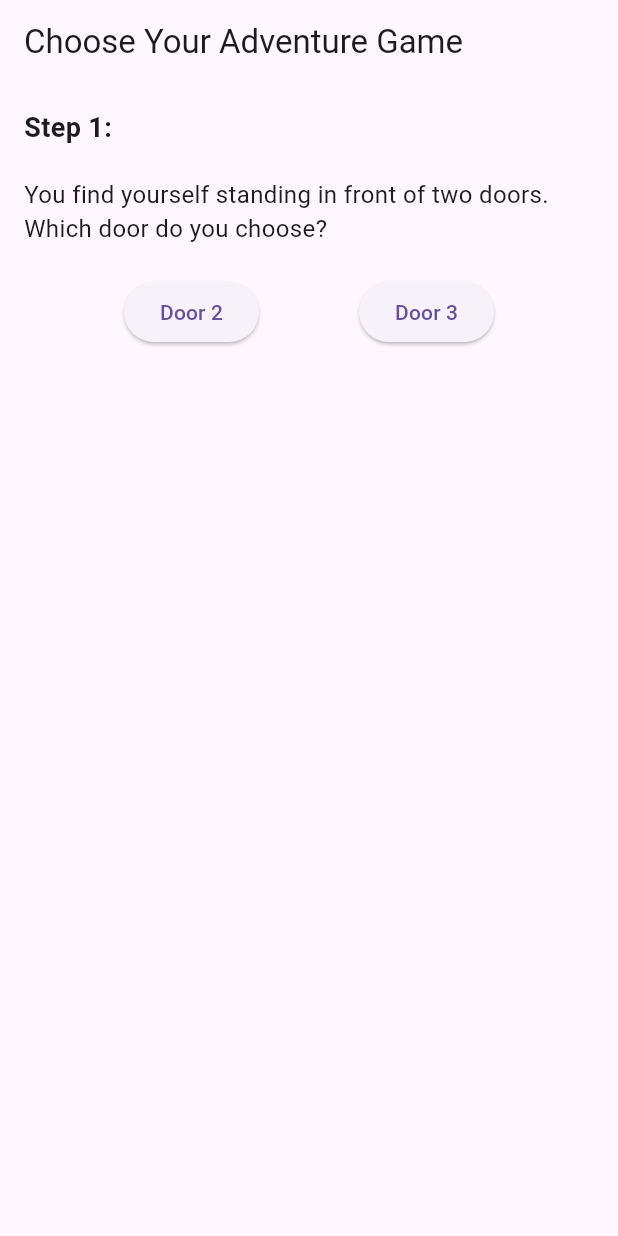
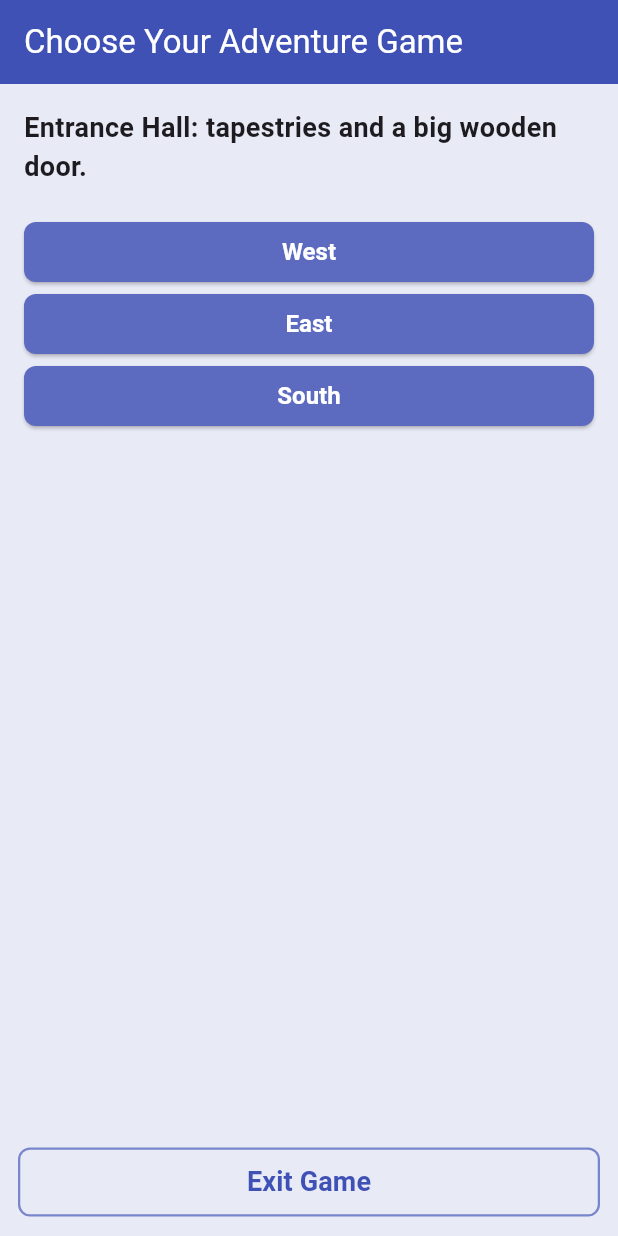
Before and after one commit to EmmaBlueJeans/Adventure-Game, a Flutter app: the screen it shows after launch, on a phone screen of 412 x 824 dp. Run offline on Flutter 3.47's test engine with Material 3 defaults, Android fonts, the phone set to English and light mode, and no system bars.

Commit message:
Initial commit - Adventure Game project

```diff
--- a/lib/main.dart
+++ b/lib/main.dart
@@ -1,4 +1,5 @@
 import 'package:flutter/material.dart';
+import 'package:flutter/services.dart';
 
 void main() => runApp(MaterialApp(
   title: 'Choose Your Adventure Game',
@@ -11,61 +12,126 @@ class AdventureGame extends StatefulWidget {
 }
 
 class _AdventureGameState extends State<AdventureGame> {
-  int _currentStep = 1;
+  int _currentRoom = 1;
 
-  void _selectOption(int option) {
+
+
+  void _moveTo(int nextRoom) {
     setState(() {
-      _currentStep = option;
+      _currentRoom = nextRoom;
     });
   }
 
   @override
   Widget build(BuildContext context) {
+    String roomText = '';
+    List<Widget> buttons = [];
+
+      final ButtonStyle directionButtonStyle = ElevatedButton.styleFrom(
+        backgroundColor: Colors.indigo[400],
+        foregroundColor: Colors.white,
+        textStyle: const TextStyle(fontSize: 16, fontWeight: FontWeight.w600),
+        padding: const EdgeInsets.symmetric(vertical: 10, horizontal: 8),
+        shape: RoundedRectangleBorder(
+          borderRadius: BorderRadius.circular(8),
+        )
+      );
+
+    // Decide what text & buttons to show for each room
+    if (_currentRoom == 0) {
+      roomText = 'You are outside the castle.  Go East to re-enter.';
+      buttons = [
+        ElevatedButton(
+          style: directionButtonStyle,
+          onPressed: () => _moveTo(1),
+          child: const Text('East'),
+        ),
+      ];
+    } else if (_currentRoom == 1) {
+      roomText = 'Entrance Hall: tapestries and a big wooden door.';
+      buttons = [
+        ElevatedButton(style: directionButtonStyle, onPressed: () => _moveTo(0), child: const Text('West')),
+        ElevatedButton(style: directionButtonStyle, onPressed: () => _moveTo(2), child: const Text('East')),
+        ElevatedButton(style: directionButtonStyle, onPressed: () => _moveTo(6), child: const Text('South')),
+      ];
+    } else if (_currentRoom == 2) {
+      roomText = 'Banquet Hall: long table, half-eaten feast.';
+      buttons = [
+        ElevatedButton(style: directionButtonStyle, onPressed: () => _moveTo(1), child: const Text('West')),
+        ElevatedButton(style: directionButtonStyle, onPressed: () => _moveTo(3), child: const Text('East')),
+        ElevatedButton(style: directionButtonStyle, onPressed: () => _moveTo(5), child: const Text('South')),
+      ];
+    } else if (_currentRoom == 3) {
+      roomText = 'Kitchen: hot stoves and hanging pots.';
+      buttons = [
+        ElevatedButton(style: directionButtonStyle, onPressed: () => _moveTo(2), child: const Text('West')),
+        ElevatedButton(style: directionButtonStyle, onPressed: () => _moveTo(4), child: const Text('South')),
+      ];
+    } else if (_currentRoom == 4) {
+      roomText = 'Library: shelves to the ceiling.';
+      buttons = [
+        ElevatedButton(style: directionButtonStyle, onPressed: () => _moveTo(3), child: const Text('North')),
+        ElevatedButton(style: directionButtonStyle, onPressed: () => _moveTo(5), child: const Text('West')),
+      ];
+    } else if (_currentRoom == 5) {
+      roomText = 'Armory: weapons on the walls.';
+      buttons = [
+        ElevatedButton(style: directionButtonStyle, onPressed: () => _moveTo(6), child: const Text('West')),
+        ElevatedButton(style: directionButtonStyle, onPressed: () => _moveTo(2), child: const Text('North')),
+        ElevatedButton(style: directionButtonStyle, onPressed: () => _moveTo(4), child: const Text('East')),
+      ];
+    } else if (_currentRoom == 6) {
+      roomText = 'Dungeon: cold, damp, and dark.';
+      buttons = [
+        ElevatedButton(style: directionButtonStyle, onPressed: () => _moveTo(5), child: const Text('East')),
+        ElevatedButton(style: directionButtonStyle, onPressed: () => _moveTo(1), child: const Text('North')),
+        ElevatedButton(style: directionButtonStyle, onPressed: () => _moveTo(0), child: const Text('West')),
+      ];
+    }
+    // build the page
     return Scaffold(
+      backgroundColor: Colors.indigo[50],
       appBar: AppBar(
-        title: Text('Choose Your Adventure Game'),
+        title: const Text('Choose Your Adventure Game'),
+        backgroundColor: Colors.indigo,
+        foregroundColor: Colors.white,
       ),
       body: Padding(
-        padding: EdgeInsets.all(16.0),
+        padding: const EdgeInsets.all(16.0),
         child: Column(
           crossAxisAlignment: CrossAxisAlignment.stretch,
-          children: <Widget>[
+          children: [
             Text(
-              'Step $_currentStep: ',
-              style: TextStyle(fontSize: 18, fontWeight: FontWeight.bold),
+              roomText,
+              style: const TextStyle(fontSize: 18, fontWeight: FontWeight.bold),
             ),
-            SizedBox(height: 20),
-            Text(
-              _currentStep == 1
-                  ? 'You find yourself standing in front of two doors. Which door do you choose?'
-                  : _currentStep == 2
-                  ? 'You enter the room and find a treasure chest. What do you want to do?'
-                  : 'Game Over. You have reached the end of the adventure.',
-              style: TextStyle(fontSize: 16),
-            ),
-            SizedBox(height: 20),
-            _currentStep != 3
-                ? Row(
-              mainAxisAlignment: MainAxisAlignment.spaceEvenly,
-              children: <Widget>[
-                ElevatedButton(
-                  onPressed: () {
-                    _selectOption(2 * _currentStep);
-                  },
-                  child: Text('Door ${2 * _currentStep}'),
-                ),
-                ElevatedButton(
-                  onPressed: () {
-                    _selectOption(2 * _currentStep + 1);
-                  },
-                  child: Text('Door ${2 * _currentStep + 1}'),
-                ),
-              ],
-            )
-                : SizedBox(),
+            const SizedBox(height: 20),
+            ...buttons,
           ],
         ),
       ),
+
+    //exit button
+      bottomNavigationBar: Padding(
+        padding: const EdgeInsets.all(12.0),
+        child: OutlinedButton(
+          style: OutlinedButton.styleFrom(
+            foregroundColor: Colors.indigo[500],
+            side: BorderSide(color: Colors.indigo.shade300, width: 1.5),
+            padding: const EdgeInsets.symmetric(vertical: 10),
+            shape: RoundedRectangleBorder(
+              borderRadius: BorderRadius.circular(8),
+            ),
+              ),
+                onPressed: () {
+                  SystemNavigator.pop();  //closes the app
+                },
+                child: const Text('Exit Game',
+                  style: TextStyle(fontSize: 18, fontWeight: FontWeight.bold),
+                ),
+              ),
+           ),
     );
+
   }
 }
```
Also changed, not shown: pubspec.lock, 4 other files.
